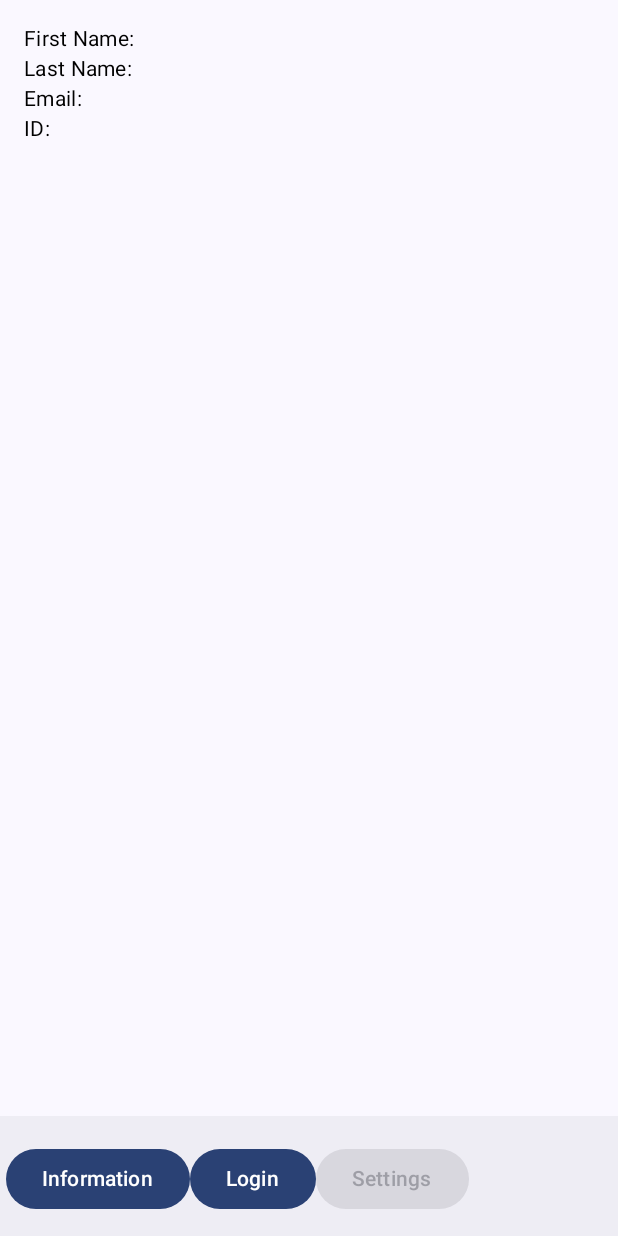
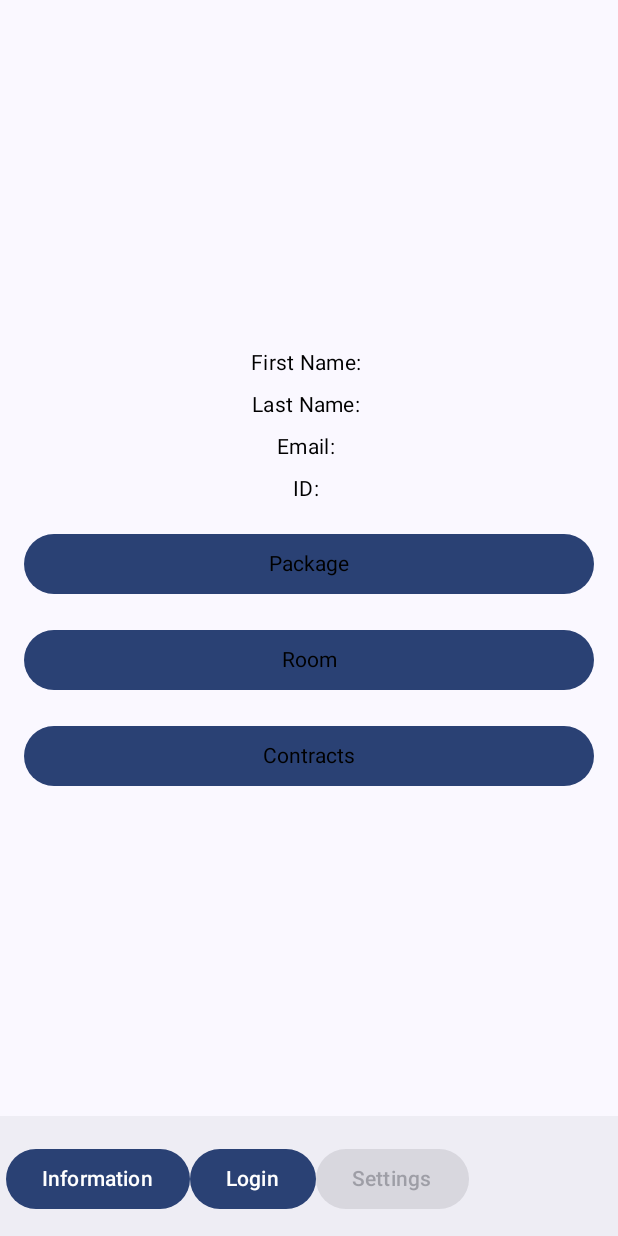
Before and after one commit to vankaler/PaketnikMobileApp, an Android app built with Jetpack Compose: the ProfileActivity screen opened directly, with no data from a screen before it, on a phone screen of 412 x 824 dp. Run offline under Robolectric (Android 15) with nearby library versions, the light colour scheme and no system bars.

Commit message:
SKUPINA7-34: User profile with correct data and buttons to check logs and so forth

```diff
--- a/app/src/main/java/com/example/paketnikapp/ProfileActivity.kt
+++ b/app/src/main/java/com/example/paketnikapp/ProfileActivity.kt
@@ -5,9 +5,13 @@ import android.content.Intent
 import android.os.Bundle
 import android.util.Log
 import androidx.activity.compose.setContent
+import androidx.compose.foundation.layout.Arrangement
 import androidx.compose.foundation.layout.Box
 import androidx.compose.foundation.layout.Column
+import androidx.compose.foundation.layout.Spacer
 import androidx.compose.foundation.layout.fillMaxSize
+import androidx.compose.foundation.layout.fillMaxWidth
+import androidx.compose.foundation.layout.height
 import androidx.compose.foundation.layout.padding
 import androidx.compose.material.Text
 import androidx.compose.material3.BottomAppBar
@@ -19,20 +23,22 @@ import androidx.compose.runtime.Composable
 import androidx.compose.runtime.LaunchedEffect
 import androidx.compose.runtime.mutableStateOf
 import androidx.compose.runtime.remember
+import androidx.compose.ui.Alignment
 import androidx.compose.ui.Modifier
 import androidx.compose.ui.platform.LocalContext
 import androidx.compose.ui.unit.dp
 import androidx.fragment.app.FragmentActivity
 import com.example.paketnikapp.apiUtil.ApiUtil
 import com.example.paketnikapp.ui.theme.PaketnikAppTheme
-import org.json.JSONArray
+import org.json.JSONObject
 
 class ProfileActivity : FragmentActivity() {
     override fun onCreate(savedInstanceState: Bundle?) {
         super.onCreate(savedInstanceState)
-        val sharedPref = getSharedPreferences("MyAppPrefs", Context.MODE_PRIVATE)
-        val level = sharedPref.getInt("level", -1)
-        val id = sharedPref.getString("id", "")
+        val sharedPreferences = getSharedPreferences("MyAppPrefs", Context.MODE_PRIVATE)
+        val level = sharedPreferences.getInt("level", -1)
+        val id = sharedPreferences.getString("userId", "")
+        Log.e("ProfileActivityLogger", id.toString())
         val idString = id ?: ""
         setContent{
             PaketnikAppTheme {
@@ -57,25 +63,68 @@ fun displayProfile(level: Int, id: String) {
             var name = remember { mutableStateOf("") }
             var lastName = remember { mutableStateOf("") }
             var email = remember { mutableStateOf("") }
-            var userId = id
-            LaunchedEffect (Unit) {
+            var userId = remember { mutableStateOf("") }
+            LaunchedEffect(Unit) {
+                try {
                     ApiUtil.getClientById(id,
-                    onSuccess = {responseBody ->
-                        val jsonObject = JSONArray(responseBody.string()).getJSONObject(0)
+                        onSuccess = { responseBody ->
+                            try {
+                                val jsonObject = JSONObject(responseBody.string())
                                 Log.e("ProfileActivityLogger", jsonObject.toString())
                                 name.value = jsonObject.getString("firstName")
                                 lastName.value = jsonObject.getString("lastName")
                                 email.value = jsonObject.getString("email")
+                                userId.value = id
+                            } catch (e: Exception) {
+                                Log.e("ProfileActivityLogger", "Error parsing JSON: ${e.toString()}")
+                            }
                         },
-                    onFailure = {error ->
+                        onFailure = { error ->
                             Log.e("ProfileActivityLogger", error.toString())
                         })
+                } catch (e: Exception) {
+                    Log.e("ProfileActivityLogger", "Error in getClientById: ${e.toString()}")
                 }
-            Column(modifier = Modifier.padding(16.dp)) {
+            }
+            Column(
+                modifier = Modifier
+                    .fillMaxSize()
+                    .padding(16.dp),
+                horizontalAlignment = Alignment.CenterHorizontally,
+                verticalArrangement = Arrangement.Center
+            ) {
+                Spacer(modifier = Modifier.height(16.dp))
+
                 Text(text = "First Name: ${name.value}", style = MaterialTheme.typography.bodyMedium)
+                Spacer(modifier = Modifier.height(8.dp))
                 Text(text = "Last Name: ${lastName.value}", style = MaterialTheme.typography.bodyMedium)
+                Spacer(modifier = Modifier.height(8.dp))
                 Text(text = "Email: ${email.value}", style = MaterialTheme.typography.bodyMedium)
-                Text(text = "ID: $userId", style = MaterialTheme.typography.bodyMedium)
+                Spacer(modifier = Modifier.height(8.dp))
+                Text(text = "ID: ${userId.value}", style = MaterialTheme.typography.bodyMedium)
+                Spacer(modifier = Modifier.height(16.dp))
+
+                // Add buttons for Package, Room, and Contracts
+                Button(
+                    onClick = { /*TODO*/ },
+                    modifier = Modifier.fillMaxWidth()
+                ) {
+                    Text("Package")
+                }
+                Spacer(modifier = Modifier.height(16.dp))
+                Button(
+                    onClick = { /*TODO*/ },
+                    modifier = Modifier.fillMaxWidth()
+                ) {
+                    Text("Room")
+                }
+                Spacer(modifier = Modifier.height(16.dp))
+                Button(
+                    onClick = { /*TODO*/ },
+                    modifier = Modifier.fillMaxWidth()
+                ) {
+                    Text("Contracts")
+                }
             }
         }
         3 -> {
@@ -89,7 +138,6 @@ fun displayProfile(level: Int, id: String) {
             }
         }
     }
-
 }
 
 @Composable
```
Lines whose indentation alone changed are shown as unchanged.
